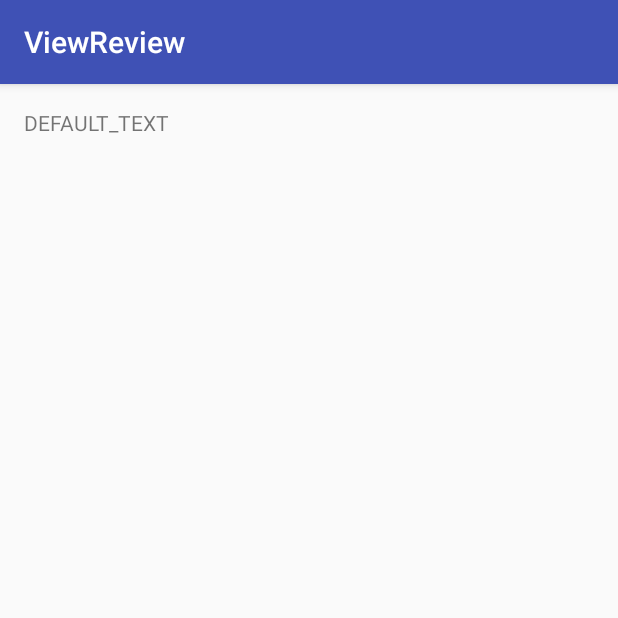
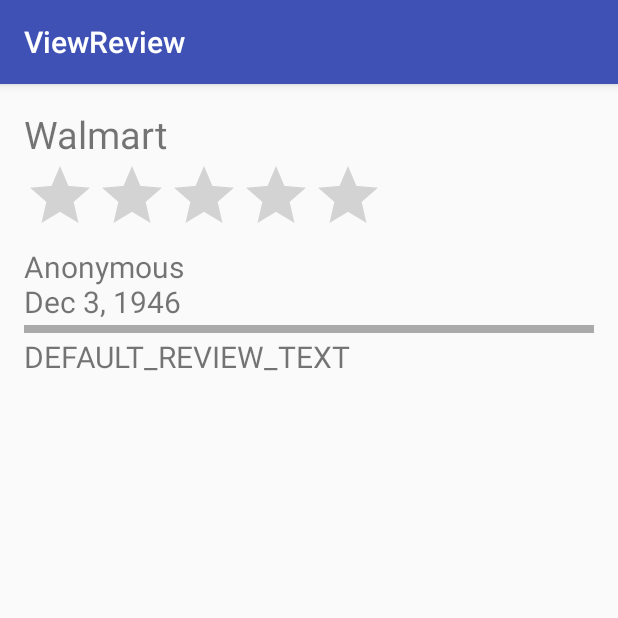
Before and after one commit to ProHax212/RateMyBusinessPartners, an Android app: the ViewReview screen opened directly, with no data from a screen before it, on a phone screen of 412 x 824 dp, the top half of it. Run offline under Robolectric (Android 15) with nearby library versions, the phone set to English and light mode, and no system bars; 4 statements that could not run were skipped.

Commit message:
Updated the view review screen

```diff
--- a/app/src/main/java/seniordesign/ratemybusinesspartners/ReviewResults.java
+++ b/app/src/main/java/seniordesign/ratemybusinesspartners/ReviewResults.java
@@ -102,6 +102,16 @@
         ListView reviewResults = (ListView) findViewById(R.id.reviewResultsListView);
         reviewResultsAdapter = new ReviewListAdapter(this, new ArrayList<Review>());
         reviewResults.setAdapter(reviewResultsAdapter);
+        reviewResults.setOnItemClickListener(new AdapterView.OnItemClickListener() {
+            @Override
+            public void onItemClick(AdapterView<?> parent, View view, int position, long id) {
+                ArrayAdapter<Review> arrayAdapter = (ArrayAdapter<Review>) parent.getAdapter();
+
+                Intent intent = new Intent(view.getContext(), ViewReview.class);
+                intent.putExtra(CompanyProfile.COMPANY_PROFILE_REVIEW_TO_VIEW, arrayAdapter.getItem(position));
+                startActivity(intent);
+            }
+        });
 
         AsyncListUpdate updater = new AsyncListUpdate();
         updater.execute(SORT_BY_DATE_NEWEST, SHOW_ALL);
--- a/app/src/main/java/seniordesign/ratemybusinesspartners/ViewReview.java
+++ b/app/src/main/java/seniordesign/ratemybusinesspartners/ViewReview.java
@@ -6,10 +6,16 @@
 import android.support.design.widget.Snackbar;
 import android.support.v7.app.AppCompatActivity;
 import android.support.v7.widget.Toolbar;
+import android.text.method.ScrollingMovementMethod;
 import android.util.Log;
 import android.view.View;
 import android.widget.EditText;
+import android.widget.RatingBar;
 import android.widget.TextView;
+
+import org.w3c.dom.Text;
+
+import java.text.DateFormat;
 
 import seniordesign.ratemybusinesspartners.models.Review;
 
@@ -28,8 +34,27 @@
         reviewToShow = intent.getParcelableExtra(CompanyProfile.COMPANY_PROFILE_REVIEW_TO_VIEW);
 
         // Initialize the views
+        TextView reviewerAndDate = (TextView) findViewById(R.id.viewReviewReviewerDateTextView);
+        StringBuilder builder = new StringBuilder();
+        if(!reviewToShow.getIsUserAnonymous()){
+            builder.append(reviewToShow.getReviewer().getUserIdToken());
+        }else{
+            builder.append("Anonymous");
+        }
+        DateFormat dateFormat = DateFormat.getDateInstance();
+        dateFormat.setCalendar(reviewToShow.getDateCreated());
+        builder.append("\n" + dateFormat.format(dateFormat.getCalendar().getTime()));
+        reviewerAndDate.setText(builder.toString());
+
         TextView reviewText = (TextView) findViewById(R.id.viewReviewTextReview);
-        reviewText.setText(reviewToShow.toString());
+        reviewText.setText(reviewToShow.getReviewText());
+        reviewText.setMovementMethod(new ScrollingMovementMethod());
+
+        TextView companyName = (TextView) findViewById(R.id.viewReviewCompanyNameTextView);
+        companyName.setText(CompanyProfile.currentCompany);
+
+        RatingBar rating = (RatingBar) findViewById(R.id.viewReviewRatingBar);
+        rating.setRating(reviewToShow.getNumStars());
 
     }
 
--- a/app/src/main/res/layout/content_view_review.xml
+++ b/app/src/main/res/layout/content_view_review.xml
@@ -16,9 +16,39 @@
     <TextView
         android:layout_width="match_parent"
         android:layout_height="wrap_content"
-        android:text="@string/view_review_default_text"
-        android:id="@+id/viewReviewTextReview"
+        android:text="@string/view_review_default_company_name"
+        android:textSize="@dimen/view_review_company_name_text_size"
+        android:id="@+id/viewReviewCompanyNameTextView"
         android:layout_alignParentTop="true"
         android:layout_alignParentLeft="true"
-        android:layout_alignParentStart="true" />
+        android:layout_alignParentStart="true"/>
+
+    <RatingBar
+        android:layout_width="wrap_content"
+        android:layout_height="wrap_content"
+        android:id="@+id/viewReviewRatingBar"
+        android:layout_below="@id/viewReviewCompanyNameTextView"/>
+
+    <TextView
+        android:layout_width="match_parent"
+        android:layout_height="wrap_content"
+        android:text="@string/view_review_default_text"
+        android:textSize="@dimen/view_review_review_text_size"
+        android:id="@+id/viewReviewReviewerDateTextView"
+        android:layout_below="@id/viewReviewRatingBar"/>
+
+    <View
+        style="@style/divider"
+        android:id="@+id/viewReviewDividerOne"
+        android:layout_below="@id/viewReviewReviewerDateTextView"/>
+
+    <TextView
+        android:layout_width="match_parent"
+        android:layout_height="wrap_content"
+        android:text="@string/view_review_default_text"
+        android:textSize="@dimen/view_review_review_text_size"
+        android:scrollbars="vertical"
+        android:lines="10"
+        android:id="@+id/viewReviewTextReview"
+        android:layout_below="@id/viewReviewDividerOne"/>
 </RelativeLayout>
--- a/app/src/main/res/values/dimens.xml
+++ b/app/src/main/res/values/dimens.xml
@@ -21,4 +21,8 @@
 
     <!-- Write Review dimensions -->
 
+    <!-- View Review dimensions -->
+    <dimen name="view_review_company_name_text_size">25sp</dimen>
+    <dimen name="view_review_review_text_size">20sp</dimen>
+
 </resources>
--- a/app/src/main/res/values/strings.xml
+++ b/app/src/main/res/values/strings.xml
@@ -70,6 +70,7 @@
     <string name="write_review_anonymous_checkbox">Anonymous Review</string>
 
     <!-- View Review Strings -->
-    <string name="view_review_default_text">DEFAULT_TEXT</string>
+    <string name="view_review_default_text">DEFAULT_REVIEW_TEXT</string>
+    <string name="view_review_default_company_name">DEFAULT_COMPANY_NAME</string>
 
 </resources>
```
